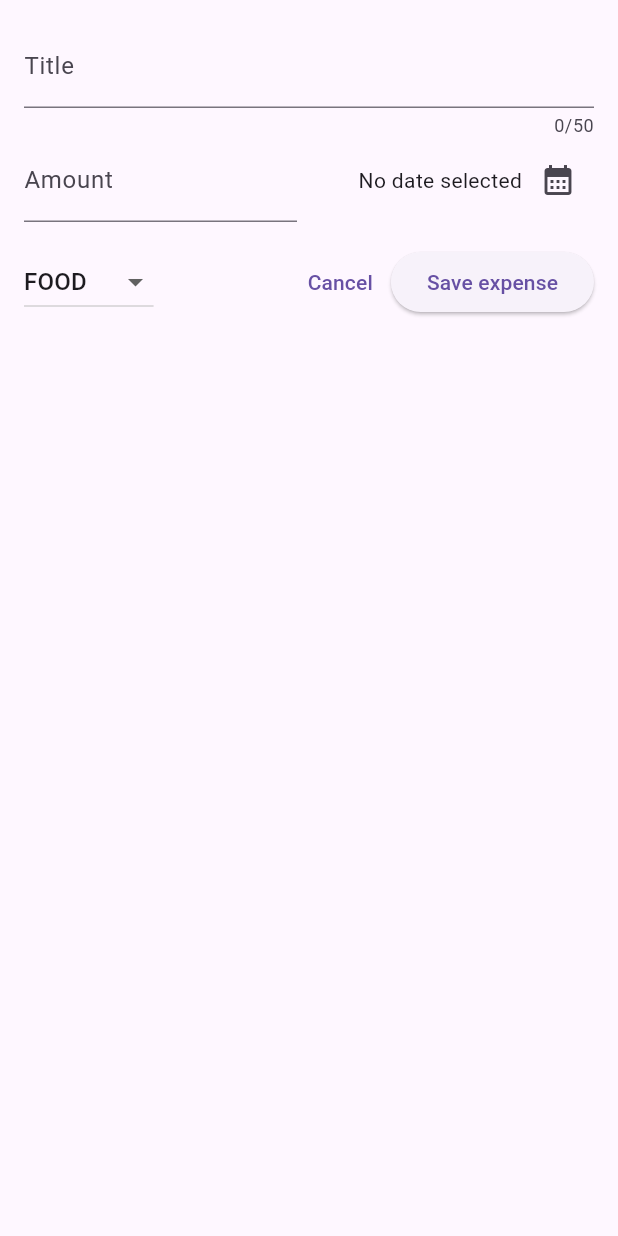
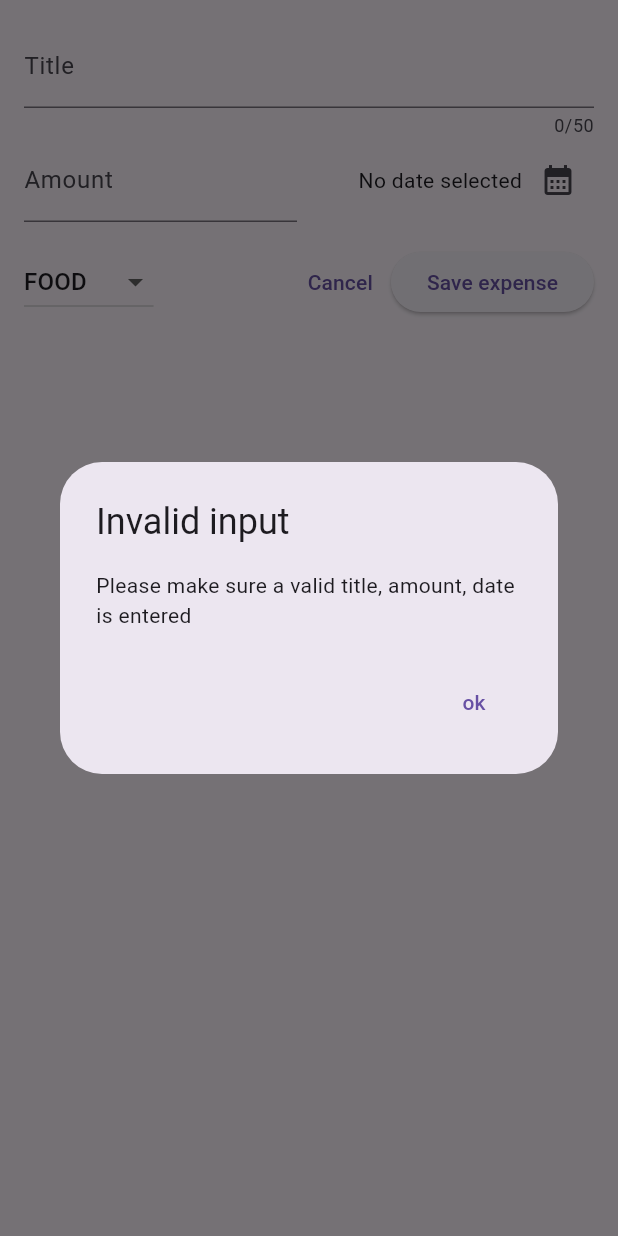
Before and after one commit to andreaa21/expense_tracker, a Flutter app: the NewExpense widget shown alone on an empty page, opened directly, after a tap on "Save expense", on a phone screen of 412 x 824 dp. Run offline on Flutter 3.47's test engine with Material 2 defaults, Android fonts, the phone set to English and light mode, and no system bars.

Commit message:
validazione dati

```diff
--- a/lib/widgets/new_expense.dart
+++ b/lib/widgets/new_expense.dart
@@ -29,6 +29,32 @@ class _NewExpenseState extends State<NewExpense> {
     setState(() {
       _selectedDate = pickedDate;
     });
+  }
+
+  void _submitExpenseData() {
+    final enteredAmount = double.tryParse(_amountController.text);
+    final amountIsInvalid = enteredAmount == null || enteredAmount <= 0;
+    if (_titleController.text.trim().isEmpty ||
+        amountIsInvalid ||
+        _selectedDate == null) {
+      showDialog(
+        context: context,
+        builder: (ctx) => AlertDialog(
+          title: const Text('Invalid input'),
+          content: const Text(
+              'Please make sure a valid title, amount, date is entered'),
+          actions: [
+            TextButton(
+              onPressed: () {
+                Navigator.pop(ctx);
+              },
+              child: const Text('ok'),
+            )
+          ],
+        ),
+      );
+      return;
+    }
   }
 
   @override
@@ -112,7 +138,7 @@ class _NewExpenseState extends State<NewExpense> {
                 child: const Text('Cancel'),
               ),
               ElevatedButton(
-                onPressed: () {},
+                onPressed: _submitExpenseData,
                 child: const Text('Save expense'),
               ),
             ],
```
